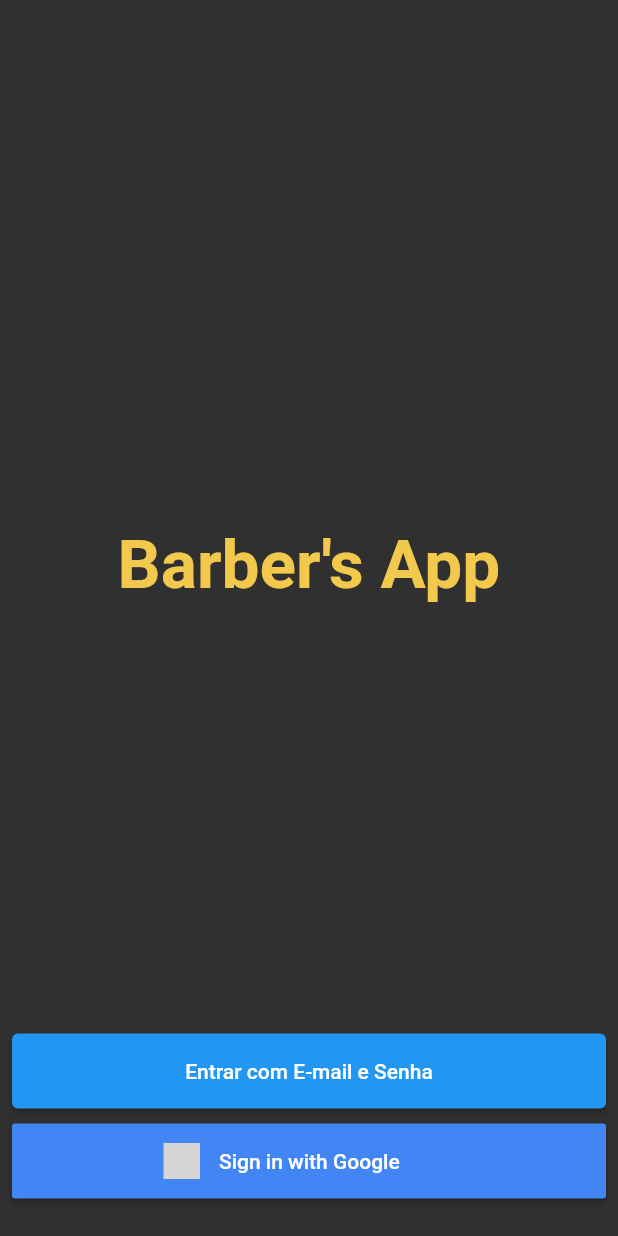
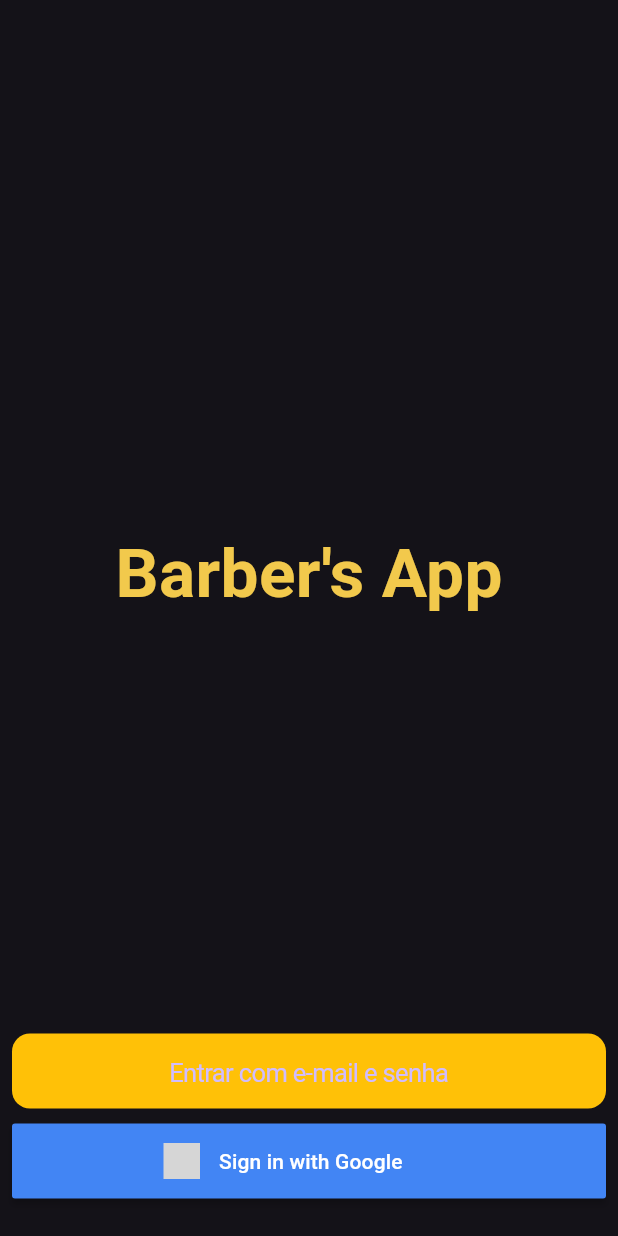
Before and after one commit to abnerllobato/barber_app, a Flutter app: the screen it shows after launch, on a phone screen of 412 x 824 dp. Run offline on Flutter 3.47's test engine with Material 2 defaults, Android fonts, the light colour scheme and no system bars; our stand-ins replace bloc, email_validator, equatable, firebase_auth, firebase_core, flutter_bloc and 1 more; accounts and stored records are empty; grey boxes are pictures that could not be loaded.

Commit message:
change style

```diff
--- a/lib/components/login_with_email.dart
+++ b/lib/components/login_with_email.dart
@@ -74,7 +74,7 @@ class LoginWithEmail extends StatelessWidget {
                       return 'Email Obrigatorio';
                     }
                     if (EmailValidator.validate(value) == false) {
-                      return 'Insira um E-mail valido';
+                      return 'Insira um e-mail valido';
                     }
                   },
                   controller: _controllerEmail,
@@ -84,7 +84,7 @@ class LoginWithEmail extends StatelessWidget {
                   validator: (String? value) {
                     value = _controllerPassword.text;
                     if (value.isEmpty) {
-                      return 'Senha Obrigatoria';
+                      return 'Senha obrigatoria';
                     } else if (value.length < 6) {
                       return 'Senha incorreta';
                     }
--- a/lib/main.dart
+++ b/lib/main.dart
@@ -39,7 +39,7 @@ class MyAppView extends StatelessWidget {
     return MaterialApp(
       debugShowCheckedModeBanner: false,
       title: 'Barber App',
-      theme: ThemeData.dark(),
+      theme: ThemeData.dark(useMaterial3: true),
       home: BlocConsumer<LoginPageBloc, LoginPageState>(
         builder: ((context, state) {
           if (state.status == LoginStatus.loading) {
--- a/lib/views/login_page/login_page.dart
+++ b/lib/views/login_page/login_page.dart
@@ -1,3 +1,4 @@
+import 'package:flutter/cupertino.dart';
 import 'package:flutter/material.dart';
 import 'package:flutter_signin_button/flutter_signin_button.dart';
 
@@ -29,14 +30,15 @@ class LoginPage extends StatelessWidget {
                   SizedBox(
                     width: MediaQuery.of(context).size.width,
                     height: 50,
-                    child: ElevatedButton(
+                    child: CupertinoButton(
+                      color: Colors.amber,
                       onPressed: () {
                         Navigator.push(
                             context,
                             MaterialPageRoute(
                                 builder: ((context) => LoginWithEmail())));
                       },
-                      child: const Text('Entrar com E-mail e Senha'),
+                      child: const Text('Entrar com e-mail e senha'),
                     ),
                   ),
                   const SizedBox(
```
